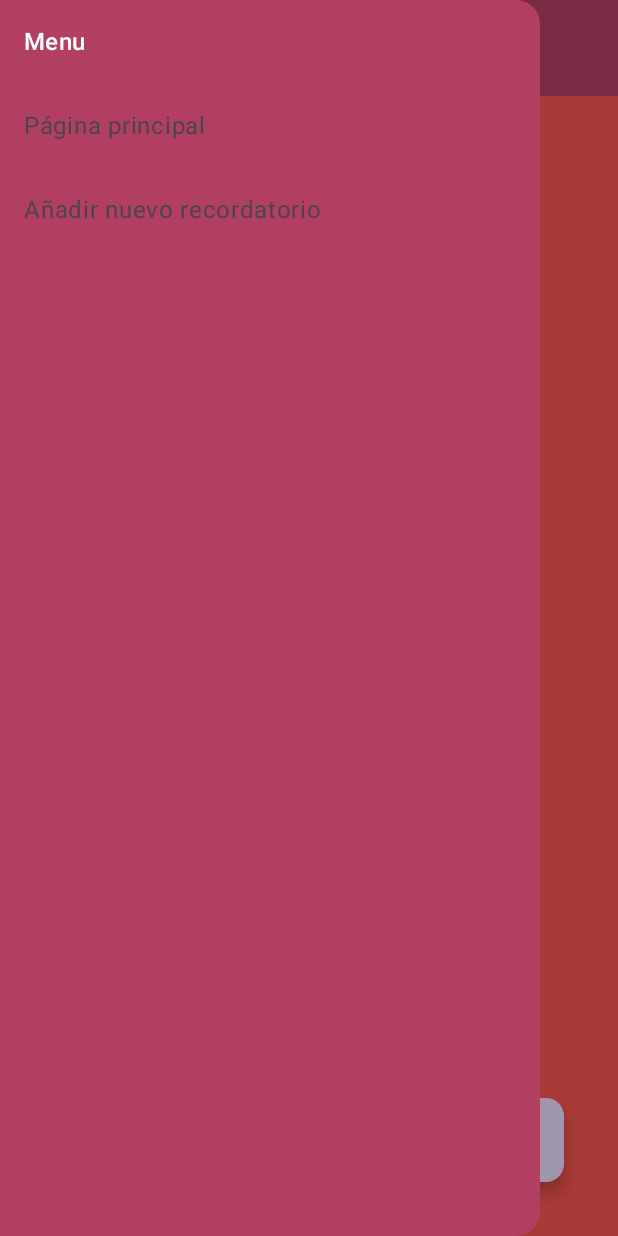
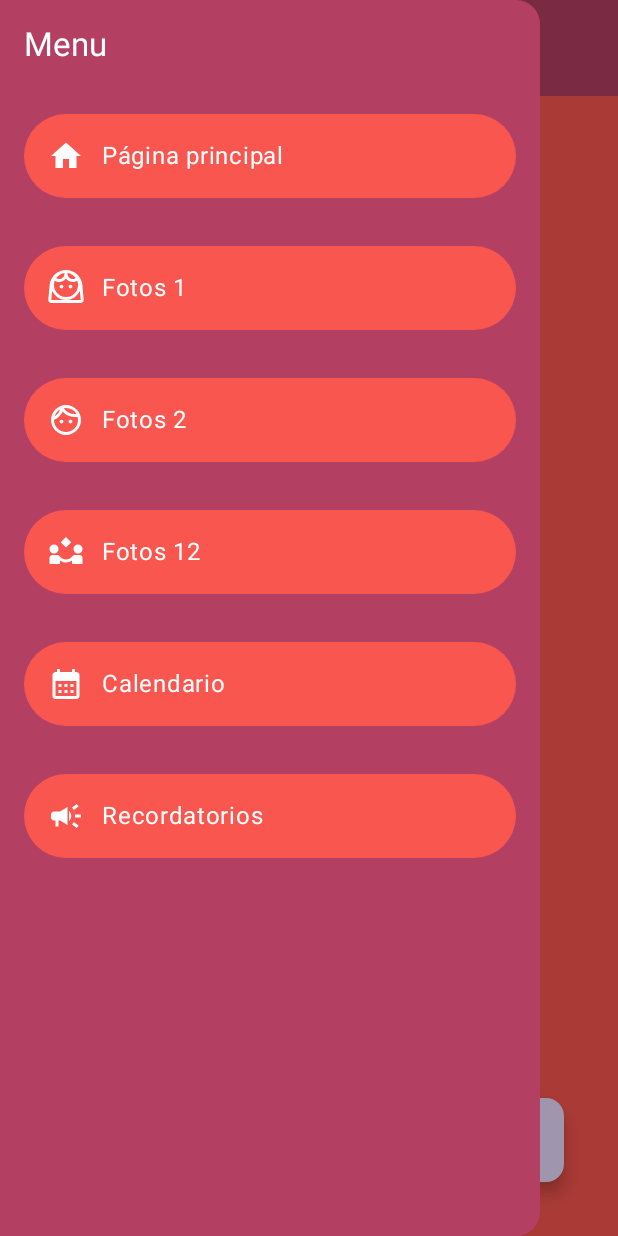
Before and after one commit to MauroMoranMarcos/photo-lover-app, an Android app built with Jetpack Compose: the screen it shows after launch (MainActivity), after a tap on "Menu", on a phone screen of 412 x 824 dp. Run offline under Robolectric (Android 15) with nearby library versions, the phone set to English and light mode, and no system bars.

Commit message:
completed drawer

```diff
--- a/app/src/main/java/com/example/photo_lover_app/PhotoLoverApp.kt
+++ b/app/src/main/java/com/example/photo_lover_app/PhotoLoverApp.kt
@@ -3,6 +3,7 @@ import androidx.compose.foundation.layout.padding
 import androidx.compose.material.icons.Icons
 import androidx.compose.material.icons.Icons.Filled
 import androidx.compose.material.icons.filled.ArrowBack
+import androidx.compose.material.icons.filled.Home
 import androidx.compose.material.icons.filled.Menu
 import androidx.compose.material3.CenterAlignedTopAppBar
 import androidx.compose.material3.DrawerValue
@@ -13,6 +14,7 @@ import androidx.compose.material3.MaterialTheme
 import androidx.compose.material3.ModalDrawerSheet
 import androidx.compose.material3.ModalNavigationDrawer
 import androidx.compose.material3.NavigationDrawerItem
+import androidx.compose.material3.NavigationDrawerItemDefaults
 import androidx.compose.material3.Text
 import androidx.compose.material3.TopAppBar
 import androidx.compose.material3.TopAppBarDefaults
@@ -22,6 +24,7 @@ import androidx.compose.runtime.Composable
 import androidx.compose.runtime.rememberCoroutineScope
 import androidx.compose.ui.Modifier
 import androidx.compose.ui.res.dimensionResource
+import androidx.compose.ui.res.painterResource
 import androidx.compose.ui.res.stringResource
 import androidx.navigation.NavController
 import androidx.navigation.NavHostController
@@ -48,23 +51,145 @@ fun PhotoLoverApp(navController: NavHostController = rememberNavController()) {
                 Text(
                     text = stringResource(R.string.menu),
                     modifier = Modifier.padding(dimensionResource(R.dimen.padding_medium)),
-                    style = MaterialTheme.typography.titleMedium
+                    style = MaterialTheme.typography.titleLarge
                 )
                 NavigationDrawerItem(
+                    icon = {
+                        Icon(
+                            imageVector = Icons.Default.Home,
+                            contentDescription = stringResource(R.string.home)
+                        )
+                    },
                     label = { Text(stringResource(R.string.home)) },
                     selected = false,
+                    modifier = Modifier.padding(dimensionResource(R.dimen.padding_medium)),
                     onClick = {
                         navController.navigate(HomeDestination.route)
                         scope.launch { drawerState.close() }
-                    }
+                    },
+                    colors = NavigationDrawerItemDefaults.colors(
+                        selectedContainerColor = MaterialTheme.colorScheme.primary,
+                        unselectedContainerColor = MaterialTheme.colorScheme.primary,
+                        selectedTextColor = MaterialTheme.colorScheme.onPrimary,
+                        unselectedTextColor = MaterialTheme.colorScheme.onPrimary,
+                        selectedIconColor = MaterialTheme.colorScheme.onPrimary,
+                        unselectedIconColor = MaterialTheme.colorScheme.onPrimary
+                    )
                 )
                 NavigationDrawerItem(
-                    label = { Text(stringResource(R.string.add_reminder)) },
+                    icon = {
+                        Icon(
+                            painter = painterResource(R.drawable.ic_menu_photos1),
+                            contentDescription = stringResource(R.string.photos1)
+                        )
+                    },
+                    label = { Text(stringResource(R.string.photos1)) },
                     selected = false,
+                    modifier = Modifier.padding(dimensionResource(R.dimen.padding_medium)),
                     onClick = {
                         navController.navigate(AddReminderDestination.route)
                         scope.launch { drawerState.close() }
-                    }
+                    },
+                    colors = NavigationDrawerItemDefaults.colors(
+                        selectedContainerColor = MaterialTheme.colorScheme.primary,
+                        unselectedContainerColor = MaterialTheme.colorScheme.primary,
+                        selectedTextColor = MaterialTheme.colorScheme.onPrimary,
+                        unselectedTextColor = MaterialTheme.colorScheme.onPrimary,
+                        selectedIconColor = MaterialTheme.colorScheme.onPrimary,
+                        unselectedIconColor = MaterialTheme.colorScheme.onPrimary
+                    )
+                )
+                NavigationDrawerItem(
+                    icon = {
+                        Icon(
+                            painter = painterResource(R.drawable.ic_menu_photos2),
+                            contentDescription = stringResource(R.string.photos2)
+                        )
+                    },
+                    label = { Text(stringResource(R.string.photos2)) },
+                    selected = false,
+                    modifier = Modifier.padding(dimensionResource(R.dimen.padding_medium)),
+                    onClick = {
+                        navController.navigate(AddReminderDestination.route)
+                        scope.launch { drawerState.close() }
+                    },
+                    colors = NavigationDrawerItemDefaults.colors(
+                        selectedContainerColor = MaterialTheme.colorScheme.primary,
+                        unselectedContainerColor = MaterialTheme.colorScheme.primary,
+                        selectedTextColor = MaterialTheme.colorScheme.onPrimary,
+                        unselectedTextColor = MaterialTheme.colorScheme.onPrimary,
+                        selectedIconColor = MaterialTheme.colorScheme.onPrimary,
+                        unselectedIconColor = MaterialTheme.colorScheme.onPrimary
+                    )
+                )
+                NavigationDrawerItem(
+                    icon = {
+                        Icon(
+                            painter = painterResource(R.drawable.ic_menu_photos12),
+                            contentDescription = stringResource(R.string.photos12)
+                        )
+                    },
+                    label = { Text(stringResource(R.string.photos12)) },
+                    selected = false,
+                    modifier = Modifier.padding(dimensionResource(R.dimen.padding_medium)),
+                    onClick = {
+                        navController.navigate(AddReminderDestination.route)
+                        scope.launch { drawerState.close() }
+                    },
+                    colors = NavigationDrawerItemDefaults.colors(
+                        selectedContainerColor = MaterialTheme.colorScheme.primary,
+                        unselectedContainerColor = MaterialTheme.colorScheme.primary,
+                        selectedTextColor = MaterialTheme.colorScheme.onPrimary,
+                        unselectedTextColor = MaterialTheme.colorScheme.onPrimary,
+                        selectedIconColor = MaterialTheme.colorScheme.onPrimary,
+                        unselectedIconColor = MaterialTheme.colorScheme.onPrimary
+                    )
+                )
+                NavigationDrawerItem(
+                    icon = {
+                        Icon(
+                            painter = painterResource(R.drawable.baseline_calendar_month_24),
+                            contentDescription = stringResource(R.string.calendar)
+                        )
+                    },
+                    label = { Text(stringResource(R.string.calendar)) },
+                    selected = false,
+                    modifier = Modifier.padding(dimensionResource(R.dimen.padding_medium)),
+                    onClick = {
+                        navController.navigate(AddReminderDestination.route)
+                        scope.launch { drawerState.close() }
+                    },
+                    colors = NavigationDrawerItemDefaults.colors(
+                        selectedContainerColor = MaterialTheme.colorScheme.primary,
+                        unselectedContainerColor = MaterialTheme.colorScheme.primary,
+                        selectedTextColor = MaterialTheme.colorScheme.onPrimary,
+                        unselectedTextColor = MaterialTheme.colorScheme.onPrimary,
+                        selectedIconColor = MaterialTheme.colorScheme.onPrimary,
+                        unselectedIconColor = MaterialTheme.colorScheme.onPrimary
+                    )
+                )
+                NavigationDrawerItem(
+                    icon = {
+                        Icon(
+                            painter = painterResource(R.drawable.baseline_campaign_24),
+                            contentDescription = stringResource(R.string.reminders)
+                        )
+                    },
+                    label = { Text(stringResource(R.string.reminders)) },
+                    selected = false,
+                    modifier = Modifier.padding(dimensionResource(R.dimen.padding_medium)),
+                    onClick = {
+                        navController.navigate(AddReminderDestination.route)
+                        scope.launch { drawerState.close() }
+                    },
+                    colors = NavigationDrawerItemDefaults.colors(
+                        selectedContainerColor = MaterialTheme.colorScheme.primary,
+                        unselectedContainerColor = MaterialTheme.colorScheme.primary,
+                        selectedTextColor = MaterialTheme.colorScheme.onPrimary,
+                        unselectedTextColor = MaterialTheme.colorScheme.onPrimary,
+                        selectedIconColor = MaterialTheme.colorScheme.onPrimary,
+                        unselectedIconColor = MaterialTheme.colorScheme.onPrimary
+                    )
                 )
             }
         }
--- /dev/null
+++ b/app/src/main/res/drawable/baseline_calendar_month_24.xml
@@ -0,0 +1,5 @@
+<vector xmlns:android="http://schemas.android.com/apk/res/android" android:height="24dp" android:tint="#000000" android:viewportHeight="24" android:viewportWidth="24" android:width="24dp">
+
+    <path android:fillColor="@android:color/white" android:pathData="M19,4h-1V2h-2v2H8V2H6v2H5C3.89,4 3.01,4.9 3.01,6L3,20c0,1.1 0.89,2 2,2h14c1.1,0 2,-0.9 2,-2V6C21,4.9 20.1,4 19,4zM19,20H5V10h14V20zM9,14H7v-2h2V14zM13,14h-2v-2h2V14zM17,14h-2v-2h2V14zM9,18H7v-2h2V18zM13,18h-2v-2h2V18zM17,18h-2v-2h2V18z"/>
+
+</vector>
--- /dev/null
+++ b/app/src/main/res/drawable/baseline_campaign_24.xml
@@ -0,0 +1,5 @@
+<vector xmlns:android="http://schemas.android.com/apk/res/android" android:height="24dp" android:tint="#000000" android:viewportHeight="24" android:viewportWidth="24" android:width="24dp">
+
+    <path android:fillColor="@android:color/white" android:pathData="M18,11v2h4v-2h-4zM16,17.61c0.96,0.71 2.21,1.65 3.2,2.39 0.4,-0.53 0.8,-1.07 1.2,-1.6 -0.99,-0.74 -2.24,-1.68 -3.2,-2.4 -0.4,0.54 -0.8,1.08 -1.2,1.61zM20.4,5.6c-0.4,-0.53 -0.8,-1.07 -1.2,-1.6 -0.99,0.74 -2.24,1.68 -3.2,2.4 0.4,0.53 0.8,1.07 1.2,1.6 0.96,-0.72 2.21,-1.65 3.2,-2.4zM4,9c-1.1,0 -2,0.9 -2,2v2c0,1.1 0.9,2 2,2h1v4h2v-4h1l5,3L13,6L8,9L4,9zM15.5,12c0,-1.33 -0.58,-2.53 -1.5,-3.35v6.69c0.92,-0.81 1.5,-2.01 1.5,-3.34z"/>
+
+</vector>
--- /dev/null
+++ b/app/src/main/res/drawable/ic_menu_photos1.xml
@@ -0,0 +1,9 @@
+<vector xmlns:android="http://schemas.android.com/apk/res/android"
+    android:width="24dp"
+    android:height="24dp"
+    android:viewportWidth="960"
+    android:viewportHeight="960">
+  <path
+      android:pathData="M480,720q134,0 227,-93.5T800,400q0,-31 -5,-59.5T779,285q-27,17 -57,26t-62,9q-54,0 -101.5,-24.5T480,226q-31,45 -78.5,69.5T300,320q-32,0 -62,-9t-57,-26q-11,27 -16,55.5t-5,59.5q0,133 93.5,226.5T480,720ZM360,490q21,0 35.5,-14.5T410,440q0,-21 -14.5,-35.5T360,390q-21,0 -35.5,14.5T310,440q0,21 14.5,35.5T360,490ZM600,490q21,0 35.5,-14.5T650,440q0,-21 -14.5,-35.5T600,390q-21,0 -35.5,14.5T550,440q0,21 14.5,35.5T600,490ZM300,240q58,0 99,-41t41,-99v-18q-68,8 -125,43t-95,89q18,12 38,19t42,7ZM660,240q22,0 42,-6.5t38,-19.5q-38,-54 -94.5,-89T520,82v18q0,58 41,99t99,41ZM88,880q-35,0 -59,-26T8,793l36,-395q8,-84 45.5,-157t96,-126.5q58.5,-53.5 134,-84T480,0q85,0 160.5,30.5t134,84Q833,168 870.5,241T916,398l36,395q3,35 -21,61t-59,26L88,880ZM480,800q-125,0 -225,-69.5T110,552L88,800h784l-22,-248q-45,109 -144.5,178.5T480,800ZM520,82ZM440,82ZM480,800h392L88,800h392Z"
+      android:fillColor="#e3e3e3"/>
+</vector>
--- /dev/null
+++ b/app/src/main/res/drawable/ic_menu_photos12.xml
@@ -0,0 +1,9 @@
+<vector xmlns:android="http://schemas.android.com/apk/res/android"
+    android:width="24dp"
+    android:height="24dp"
+    android:viewportWidth="960"
+    android:viewportHeight="960">
+  <path
+      android:pathData="M480,360 L340,220l140,-140 140,140 -140,140ZM40,800v-160q0,-34 23.5,-57t56.5,-23h131q20,0 38,10t29,27q29,39 71.5,61t90.5,22q49,0 91.5,-22t70.5,-61q13,-17 30.5,-27t36.5,-10h131q34,0 57,23t23,57v160L640,800v-91q-35,25 -75.5,38T480,760q-43,0 -84,-13.5T320,708v92L40,800ZM160,520q-50,0 -85,-35t-35,-85q0,-51 35,-85.5t85,-34.5q51,0 85.5,34.5T280,400q0,50 -34.5,85T160,520ZM800,520q-50,0 -85,-35t-35,-85q0,-51 35,-85.5t85,-34.5q51,0 85.5,34.5T920,400q0,50 -34.5,85T800,520Z"
+      android:fillColor="#e3e3e3"/>
+</vector>
--- /dev/null
+++ b/app/src/main/res/drawable/ic_menu_photos2.xml
@@ -0,0 +1,9 @@
+<vector xmlns:android="http://schemas.android.com/apk/res/android"
+    android:width="24dp"
+    android:height="24dp"
+    android:viewportWidth="960"
+    android:viewportHeight="960">
+  <path
+      android:pathData="M360,570q-21,0 -35.5,-14.5T310,520q0,-21 14.5,-35.5T360,470q21,0 35.5,14.5T410,520q0,21 -14.5,35.5T360,570ZM600,570q-21,0 -35.5,-14.5T550,520q0,-21 14.5,-35.5T600,470q21,0 35.5,14.5T650,520q0,21 -14.5,35.5T600,570ZM480,800q134,0 227,-93t93,-227q0,-24 -3,-46.5T786,390q-21,5 -42,7.5t-44,2.5q-91,0 -172,-39T390,252q-32,78 -91.5,135.5T160,474v6q0,134 93,227t227,93ZM480,880q-83,0 -156,-31.5T197,763q-54,-54 -85.5,-127T80,480q0,-83 31.5,-156T197,197q54,-54 127,-85.5T480,80q83,0 156,31.5T763,197q54,54 85.5,127T880,480q0,83 -31.5,156T763,763q-54,54 -127,85.5T480,880ZM426,165q42,70 114,112.5T700,320q14,0 27,-1.5t27,-3.5q-42,-70 -114,-112.5T480,160q-14,0 -27,1.5t-27,3.5ZM177,379q51,-29 89,-75t57,-103q-51,29 -89,75t-57,103ZM426,165ZM323,201Z"
+      android:fillColor="#e3e3e3"/>
+</vector>
--- a/app/src/main/res/values/strings.xml
+++ b/app/src/main/res/values/strings.xml
@@ -1,8 +1,10 @@
 <resources>
     <string name="home">Página principal</string>
+    <string name="reminders">Recordatorios</string>
     <string name="photos1">Fotos 1</string>
     <string name="photos2">Fotos 2</string>
     <string name="photos12">Fotos 12</string>
+    <string name="calendar">Calendario</string>
     <string name="back_button">Atrás</string>
     <string name="app_name">Photo Lover App</string>
     <string name="add_reminder">Añadir nuevo recordatorio</string>
```
